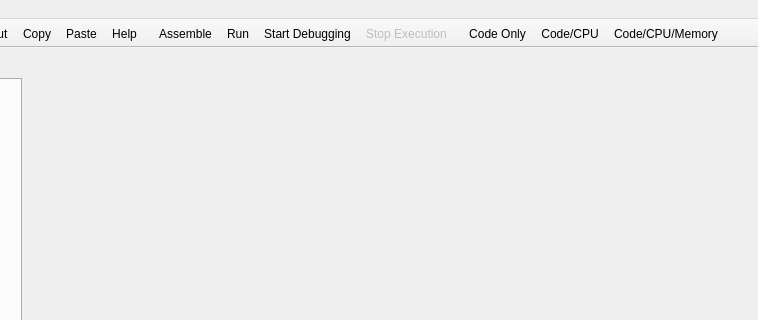
The window that mainwindow.ui (WarlockD/pep8-1) describes before a commit, drawn with Qt 5; both pictures show x 286 to 1044 and y 0 to 320 of the 1044 by 747 pixel window.
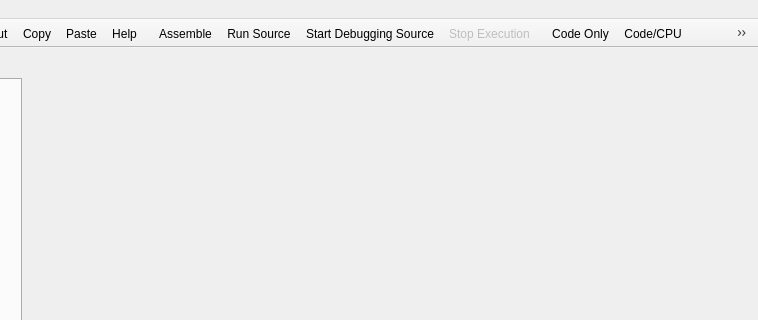
The same window after the commit. Icons and pictures are not drawn.

Patch:
```diff
--- a/mainwindow.ui
+++ b/mainwindow.ui
@@ -631,7 +631,7 @@
      <normaloff>:/images/run.png</normaloff>:/images/run.png</iconset>
    </property>
    <property name="text">
-    <string>Run</string>
+    <string>Run Source</string>
    </property>
    <property name="shortcut">
     <string>Ctrl+R</string>
@@ -646,7 +646,7 @@
      <normaloff>:/images/debugger_start.png</normaloff>:/images/debugger_start.png</iconset>
    </property>
    <property name="text">
-    <string>Start Debugging</string>
+    <string>Start Debugging Source</string>
    </property>
    <property name="shortcut">
     <string>Ctrl+Shift+R</string>
```
Left out of the diff: 47 changed lines with no effect on the pictures.
